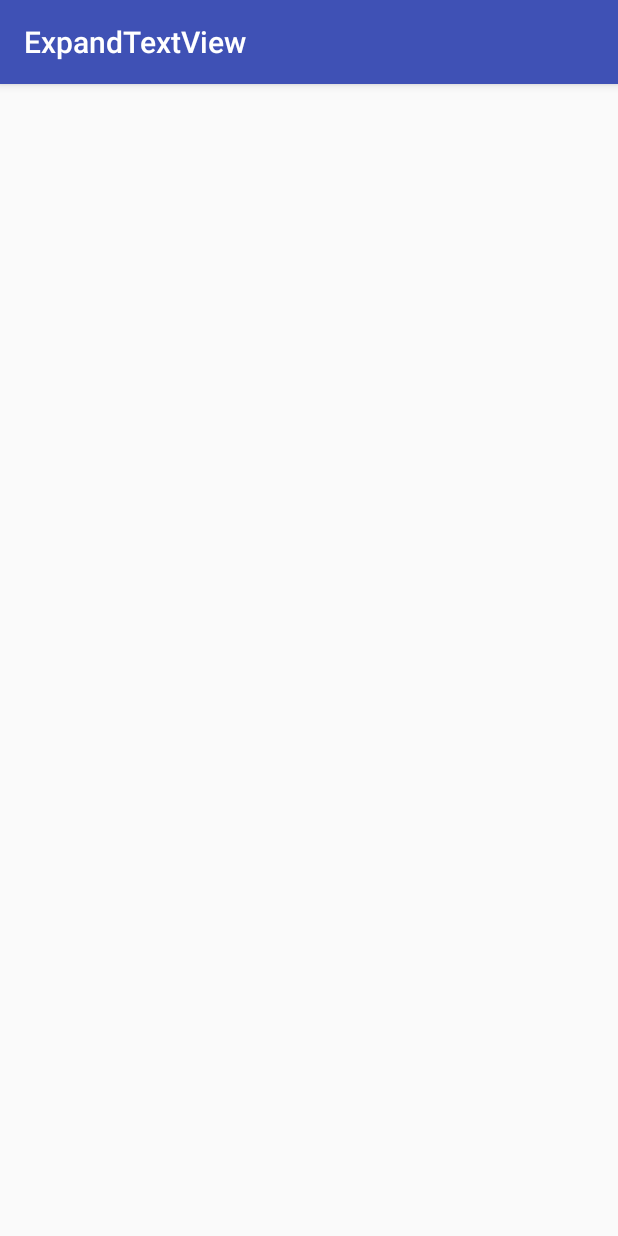
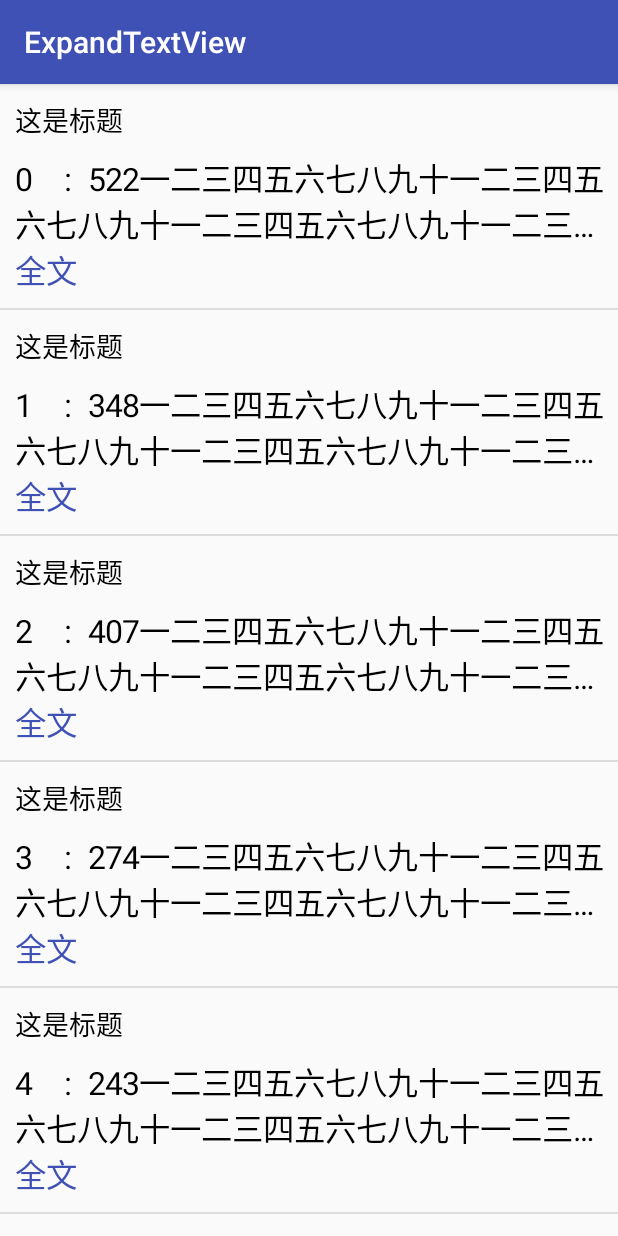
Before and after one commit to whxceg/ExpandTextView, an Android app: the screen it shows after launch (MainActivity), on a phone screen of 412 x 824 dp. Run offline under Robolectric (Android 15) with nearby library versions, the phone set to English and light mode, and no system bars.

```diff
--- a/Library/src/main/java/com/sam/lib/etv/ExpandTextView.java
+++ b/Library/src/main/java/com/sam/lib/etv/ExpandTextView.java
@@ -86,16 +86,16 @@ public class ExpandTextView extends LinearLayout {
         mController.setOnClickListener(new OnClickListener() {
             @Override
             public void onClick(View v) {
-                switch (mBean.getState()) {
+                switch (mBean.getIWrapState()) {
                     case STATE_SHUT:
-                        mBean.setState(STATE_OPEN);
+                        mBean.setIWrapState(STATE_OPEN);
                         if (mListener != null) {
                             mListener.onExpandClick(mBean);
                         }
                         drawText();
                         break;
                     case STATE_OPEN:
-                        mBean.setState(STATE_SHUT);
+                        mBean.setIWrapState(STATE_SHUT);
                         if (mListener != null) {
                             mListener.onExpandClick(mBean);
                         }
@@ -121,7 +121,7 @@ public class ExpandTextView extends LinearLayout {
     }
 
     private void drawText() {
-        switch (mBean.getState()) {
+        switch (mBean.getIWrapState()) {
             case STATE_INIT:
                 initDraw();
                 break;
@@ -146,10 +146,10 @@ public class ExpandTextView extends LinearLayout {
                     mContent.setMaxLines(mMaxLine);
                     mController.setVisibility(VISIBLE);
                     mController.setText(mShut);
-                    mBean.setState(STATE_SHUT);
+                    mBean.setIWrapState(STATE_SHUT);
                 } else {
                     mController.setVisibility(GONE);
-                    mBean.setState(STATE_DRAW);
+                    mBean.setIWrapState(STATE_DRAW);
                 }
                 mContent.getViewTreeObserver().removeOnPreDrawListener(this);
                 return true;
@@ -194,9 +194,9 @@ public class ExpandTextView extends LinearLayout {
 
         String getIWrapText();
 
-        int getState();
+        int getIWrapState();
 
-        void setState(@State int state);
+        void setIWrapState(@State int state);
     }
 
     public static class WrapBean<T> implements IWrap {
@@ -217,12 +217,12 @@ public class ExpandTextView extends LinearLayout {
         }
 
         @Override
-        public int getState() {
+        public int getIWrapState() {
             return state;
         }
 
         @Override
-        public void setState(int state) {
+        public void setIWrapState(int state) {
             this.state = state;
         }
 
--- a/Sample/src/main/java/com/sam/lib/demo/MainActivity.java
+++ b/Sample/src/main/java/com/sam/lib/demo/MainActivity.java
@@ -2,12 +2,117 @@ package com.sam.lib.demo;
 
 import android.support.v7.app.AppCompatActivity;
 import android.os.Bundle;
+import android.support.v7.widget.DividerItemDecoration;
+import android.support.v7.widget.LinearLayoutManager;
+import android.support.v7.widget.RecyclerView;
+import android.view.LayoutInflater;
+import android.view.View;
+import android.view.ViewGroup;
+
+import com.sam.lib.etv.ExpandTextView;
+
+import java.util.ArrayList;
+import java.util.List;
+import java.util.Random;
 
 public class MainActivity extends AppCompatActivity {
+
+    private RecyclerView mRecycleView;
 
     @Override
     protected void onCreate(Bundle savedInstanceState) {
         super.onCreate(savedInstanceState);
         setContentView(R.layout.activity_main);
+
+        mRecycleView = (RecyclerView) findViewById(R.id.rv);
+
+
+        mRecycleView.setLayoutManager(new LinearLayoutManager(this));
+
+        mRecycleView.addItemDecoration(new DividerItemDecoration(this, DividerItemDecoration.VERTICAL));
+
+        mRecycleView.setAdapter(new Adapter(randomData()));
+
     }
+
+    static class Adapter extends RecyclerView.Adapter<ViewHolder> implements View.OnClickListener {
+
+        private List<Model> mList;
+
+        Adapter(List<Model> list) {
+           this.mList = list;
+        }
+
+        @Override
+        public ViewHolder onCreateViewHolder(ViewGroup parent, int viewType) {
+            View view = LayoutInflater.from(parent.getContext()).inflate(R.layout.list_item_etv, parent, false);
+            return new ViewHolder(view);
+        }
+
+        @Override
+        public void onBindViewHolder(final ViewHolder holder, int position) {
+            holder.mContent.setTag(position);
+            holder.mContent.setText(mList.get(position));
+
+        }
+
+        @Override
+        public int getItemCount() {
+            return mList == null ? 0 : mList.size();
+        }
+
+        @Override
+        public void onClick(View v) {
+        }
+    }
+
+    static class ViewHolder extends RecyclerView.ViewHolder {
+
+        private ExpandTextView mContent;
+
+        public ViewHolder(View itemView) {
+            super(itemView);
+            mContent = (ExpandTextView) itemView.findViewById(R.id.xtv);
+        }
+    }
+
+    static class Model implements ExpandTextView.IWrap {
+
+        private String content;
+
+        private int state = ExpandTextView.State.STATE_INIT;
+
+        public Model(String content) {
+            this.content = content;
+        }
+
+        @Override
+        public String getIWrapText() {
+            return content;
+        }
+
+        @Override
+        public int getIWrapState() {
+            return state;
+        }
+
+        @Override
+        public void setIWrapState(int state) {
+            this.state = state;
+        }
+    }
+
+    private ArrayList<Model> randomData() {
+        String content = "一二三四五六七八九十一二三四五六七八九十一二三四五六七八九十一二三四五六七八九十一二三四五六七八九十一二三四五六七八九十一二三四五六七八九十一二三四五六七八九十一二三四五六七八九十一二三四五六七八九十一二三四五六七八九十一二三四五六七八九十一二三四五六七八九十一二三四五六七八九十一二三四五六七八九十一二三四五六七八九十一二三四五六七八九十一二三四五六七八九十一二三四五六七八九十一二三四五六七八九十一二三四五六七八九十一二三四五六七八九十一二三四五六七八九十一二三四五六七八九十一二三四五六七八九十一二三四五六七八九十一二三四五六七八九十一二三四五六七八九十一二三四五六七八九十一二三四五六七八九十一二三四五六七八九十一二三四五六七八九十一二三四五六七八九十一二三四五六七八九十一二三四五六七八九十一二三四五六七八九十一二三四五六七八九十一二三四五六七八九十一二三四五六七八九十一二三四五六七八九十一二三四五六七八九十一二三四五六七八九十一二三四五六七八九十一二三四五六七八九十一二三四五六七八九十一二三四五六七八九十一二三四五六七八九十一二三四五六七八九十一二三四五六七八九十一二三四五六七八九十一二三四五六七八九十一二三四五六七八九十一二三四五六七八九十一二三四五六七八九十一二三四五六七八九十一二三四五六七八九十一二三四五六七八九十一二三四五六七八九十一二三四五六七八九十一二三四五六七八九十";
+        int length = content.length();
+        Random random = new Random(System.currentTimeMillis());
+        ArrayList<Model> data = new ArrayList<>();
+        for (int i = 0; i < 60; i++) {
+            int s = random.nextInt(length);
+            data.add(new Model(i + "    :  " + s + content.substring(0, s)));
+        }
+        return data;
+    }
+
+
 }
--- /dev/null
+++ b/Sample/src/main/res/layout/list_item_etv.xml
@@ -0,0 +1,29 @@
+<?xml version="1.0" encoding="utf-8"?>
+<LinearLayout xmlns:android="http://schemas.android.com/apk/res/android"
+    android:layout_width="match_parent"
+    android:layout_height="wrap_content"
+    android:gravity="center_vertical"
+    android:orientation="vertical">
+
+    <TextView
+        android:id="@+id/id_treenode_icon"
+        android:layout_width="match_parent"
+        android:layout_height="wrap_content"
+        android:padding="10dp"
+        android:text="这是标题"
+        android:textColor="#000000"
+        android:textSize="18sp" />
+
+    <com.sam.lib.etv.ExpandTextView xmlns:app="http://schemas.android.com/apk/res-auto"
+        android:id="@+id/xtv"
+        android:layout_width="match_parent"
+        android:layout_height="wrap_content"
+        android:layout_marginBottom="10dp"
+        android:layout_marginLeft="10dp"
+        android:orientation="vertical"
+        app:etv_btn_color="@color/colorPrimary"
+        app:etv_btn_top="0dp"
+        app:etv_shut_text="全文" />
+
+
+</LinearLayout>
```
